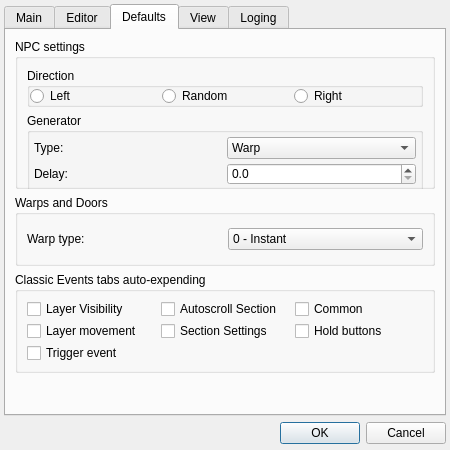
WohlSoft/Moondust-Project, file Editor/main_window/tools/app_settings.ui: the form before one commit.
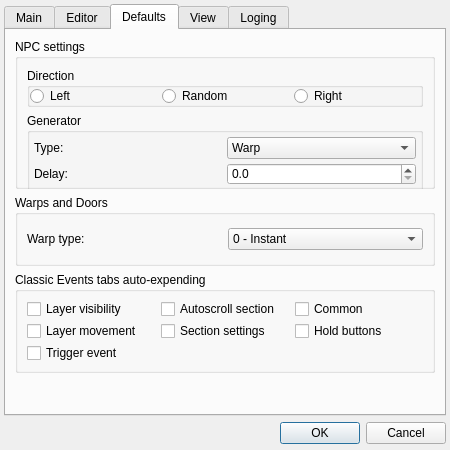
The form after the commit. The open tabs and pages were chosen to show the change. Icons and pictures are not drawn.

The edit to the form file:
```diff
--- a/Editor/main_window/tools/app_settings.ui
+++ b/Editor/main_window/tools/app_settings.ui
@@ -427,7 +427,7 @@
           <item row="0" column="1">
            <widget class="QCheckBox" name="defaults_eventtab_autoscroll">
             <property name="text">
-             <string>Autoscroll Section</string>
+             <string>Autoscroll section</string>
             </property>
            </widget>
           </item>
@@ -441,7 +441,7 @@
           <item row="0" column="0">
            <widget class="QCheckBox" name="defaults_eventtab_layviz">
             <property name="text">
-             <string>Layer Visibility</string>
+             <string>Layer visibility</string>
             </property>
            </widget>
           </item>
@@ -469,7 +469,7 @@
           <item row="1" column="1">
            <widget class="QCheckBox" name="defaults_eventtab_secset">
             <property name="text">
-             <string>Section Settings</string>
+             <string>Section settings</string>
             </property>
            </widget>
           </item>
```
Left out of the diff: 2 changed lines with no effect on the pictures.
